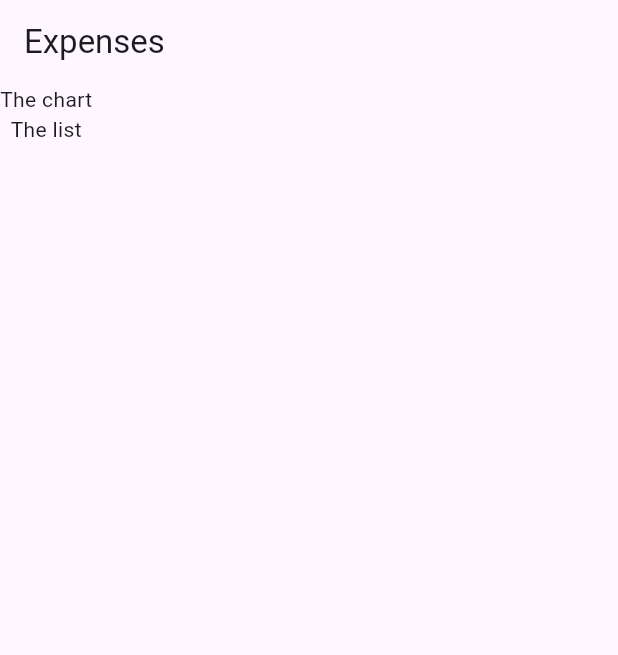
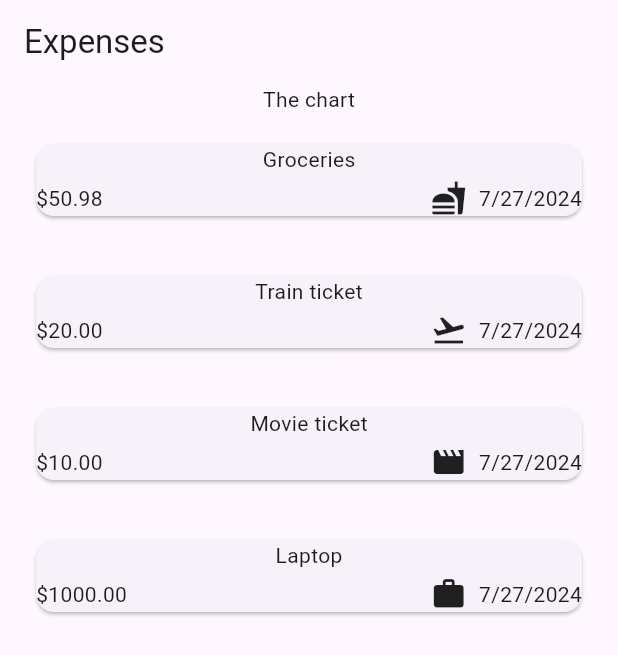
Before and after one commit to MarcinFed/expense_tracker, a Flutter app: the screen it shows after launch, on a phone screen of 412 x 824 dp. Shown: the top 655 px of the screen. Run offline on Flutter 3.47's test engine with Material 3 defaults, Android fonts, the phone set to English and light mode, and no system bars.

Commit message:
Creating general look, in progress

```diff
--- a/lib/expenses.dart
+++ /dev/null
@@ -1,27 +0,0 @@
-import 'package:flutter/material.dart';
-
-class Expenses extends StatefulWidget {
-  const Expenses({super.key});
-
-  @override
-  State<StatefulWidget> createState() {
-    return _ExpensesState();
-  }
-}
-
-class _ExpensesState extends State<Expenses> {
-  @override
-  Widget build(BuildContext context) {
-    return Scaffold(
-      appBar: AppBar(
-        title: const Text('Expenses'),
-      ),
-      body: const Column(
-        children: [
-          Text('The chart'),
-          Text('The list'),
-        ],
-      ),
-    );
-  }
-}
--- a/lib/main.dart
+++ b/lib/main.dart
@@ -1,5 +1,5 @@
 import 'package:flutter/material.dart';
-import 'package:expense_tracker/expenses.dart';
+import 'package:expense_tracker/widgets/expenses.dart';
 
 void main() {
   runApp(
--- /dev/null
+++ b/lib/models/expense.dart
@@ -0,0 +1,43 @@
+import 'package:flutter/material.dart';
+import 'package:uuid/uuid.dart';
+import 'package:intl/intl.dart';
+
+const uuid = Uuid();
+final formater = DateFormat.yMd();
+
+enum Category {
+  food,
+  travel,
+  leisure,
+  work,
+}
+
+const categoryIcons = {
+  Category.food: Icons.fastfood,
+  Category.travel: Icons.flight_takeoff,
+  Category.leisure: Icons.movie,
+  Category.work: Icons.work,
+};
+
+class Expense {
+  Expense({
+    required this.title,
+    required this.amount,
+    required this.date,
+    required this.category,
+  }) : id = uuid.v4();
+
+  final String id;
+  final String title;
+  final double amount;
+  final DateTime date;
+  final Category category;
+
+  String get formattedDate {
+    return formater.format(date);
+  }
+
+  IconData get icon {
+    return categoryIcons[category]!;
+  }
+}
--- /dev/null
+++ b/lib/widgets/expenses.dart
@@ -0,0 +1,58 @@
+import 'package:expense_tracker/widgets/expenses_list/expenses_list.dart';
+import 'package:flutter/material.dart';
+import 'package:expense_tracker/models/expense.dart';
+
+class Expenses extends StatefulWidget {
+  const Expenses({super.key});
+
+  @override
+  State<StatefulWidget> createState() {
+    return _ExpensesState();
+  }
+}
+
+class _ExpensesState extends State<Expenses> {
+  final List<Expense> _registeredExpenses = [
+    Expense(
+      title: 'Groceries',
+      amount: 50.98,
+      date: DateTime.now(),
+      category: Category.food,
+    ),
+    Expense(
+      title: 'Train ticket',
+      amount: 20.0,
+      date: DateTime.now(),
+      category: Category.travel,
+    ),
+    Expense(
+      title: 'Movie ticket',
+      amount: 10.0,
+      date: DateTime.now(),
+      category: Category.leisure,
+    ),
+    Expense(
+      title: 'Laptop',
+      amount: 1000.0,
+      date: DateTime.now(),
+      category: Category.work,
+    ),
+  ];
+
+  @override
+  Widget build(BuildContext context) {
+    return Scaffold(
+      appBar: AppBar(
+        title: const Text('Expenses'),
+      ),
+      body: Column(
+        children: [
+          const Text('The chart'),
+          Expanded(
+            child: ExpensesList(expenses: _registeredExpenses),
+          ),
+        ],
+      ),
+    );
+  }
+}
--- /dev/null
+++ b/lib/widgets/expenses_list/expense_item.dart
@@ -0,0 +1,45 @@
+import 'package:expense_tracker/models/expense.dart';
+import 'package:flutter/material.dart';
+
+class ExpenseItem extends StatelessWidget {
+  const ExpenseItem({required this.expense, super.key});
+
+  final Expense expense;
+
+  @override
+  Widget build(context) {
+    return Padding(
+      padding: const EdgeInsets.symmetric(
+        vertical: 16,
+        horizontal: 20,
+      ),
+      child: Card(
+        child: Column(
+          children: [
+            Text(expense.title),
+            const SizedBox(height: 4),
+            Row(
+              children: [
+                Text('\$${expense.amount.toStringAsFixed(2)}'),
+                const Spacer(),
+                Row(
+                  children: [
+                    Icon(
+                      expense.icon,
+                    ),
+                    const SizedBox(
+                      width: 8,
+                    ),
+                    Text(
+                      expense.formattedDate,
+                    ),
+                  ],
+                ),
+              ],
+            ),
+          ],
+        ),
+      ),
+    );
+  }
+}
--- /dev/null
+++ b/lib/widgets/expenses_list/expenses_list.dart
@@ -0,0 +1,20 @@
+import 'package:expense_tracker/widgets/expenses_list/expense_item.dart';
+import 'package:flutter/material.dart';
+import 'package:expense_tracker/models/expense.dart';
+
+class ExpensesList extends StatelessWidget {
+  const ExpensesList({
+    super.key,
+    required this.expenses,
+  });
+
+  final List<Expense> expenses;
+
+  @override
+  Widget build(context) {
+    return ListView.builder(
+      itemCount: expenses.length,
+      itemBuilder: (ctx, index) => ExpenseItem(expense: expenses[index]),
+    );
+  }
+}
--- a/pubspec.yaml
+++ b/pubspec.yaml
@@ -35,6 +35,8 @@ dependencies:
   # The following adds the Cupertino Icons font to your application.
   # Use with the CupertinoIcons class for iOS style icons.
   cupertino_icons: ^1.0.6
+  uuid: ^4.4.2
+  intl: ^0.19.0
 
 dev_dependencies:
   flutter_test:
```
Also changed, not shown: pubspec.lock.
